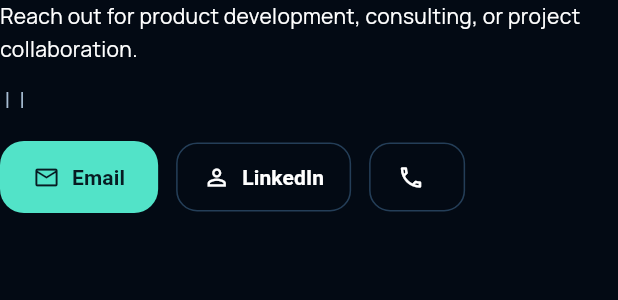
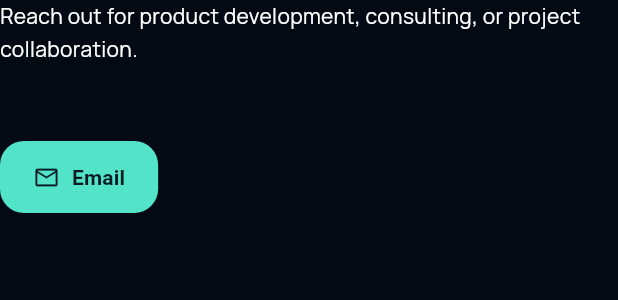
Before and after one commit to BugraKaanSaglam/bugrakaansaglam_website, a Flutter app: the ContactActions widget shown alone on an empty page, opened directly with empty values, on a phone screen of 412 x 824 dp. Shown: the top 300 px of the screen. Run offline on Flutter 3.47's test engine with Material 3 defaults, Android fonts, the phone set to English and light mode, and no system bars; our stand-ins replace easy_localization, go_router, google_fonts.

Commit message:
commit all privicy added

```diff
--- a/assets/translations/en.json
+++ b/assets/translations/en.json
@@ -6,7 +6,7 @@
     "lang_tr": "TR"
   },
   "hero": {
-    "location": "Ankara, Türkiye",
+    "location": "Ankara, Turkey",
     "title": "Shipping production-grade mobile systems across healthcare, real estate, and consumer apps.",
     "subtitle": "Senior cross-platform mobile developer focused on scalable architecture, high-performance UI, backend integrations, deep linking, notifications, and release compliance.",
     "cta_meeting": "Email me",
@@ -47,8 +47,7 @@
   },
   "contact": {
     "lead": "Reach out for product development, consulting, or project collaboration.",
-    "email": "Email",
-    "linkedin": "LinkedIn"
+    "email": "Email"
   },
   "education": {
     "degree": "BSc in Biomedical Engineering",
--- a/assets/translations/tr.json
+++ b/assets/translations/tr.json
@@ -47,8 +47,7 @@
   },
   "contact": {
     "lead": "Ürün geliştirme, danışmanlık veya proje iş birlikleri için ulaşabilirsiniz.",
-    "email": "E-posta",
-    "linkedin": "LinkedIn"
+    "email": "E-posta"
   },
   "education": {
     "degree": "Biyomedikal Mühendisliği Lisans",
--- a/lib/features/portfolio/domain/portfolio_models.dart
+++ b/lib/features/portfolio/domain/portfolio_models.dart
@@ -98,15 +98,9 @@ class PrivacyDoc {
 class ContactInfo {
   const ContactInfo({
     required this.email,
-    required this.phone,
-    required this.location,
-    required this.linkedIn,
   });
 
   final String email;
-  final String phone;
-  final String location;
-  final String linkedIn;
 }
 
 class ReferenceEntry {
@@ -114,15 +108,11 @@ class ReferenceEntry {
     required this.name,
     required this.role,
     required this.comment,
-    this.email,
-    this.phone,
   });
 
   final LocalizedText name;
   final LocalizedText role;
   final LocalizedText comment;
-  final String? email;
-  final String? phone;
 }
 
 class PortfolioContent {
--- a/lib/features/portfolio/presentation/widgets/contact_actions.dart
+++ b/lib/features/portfolio/presentation/widgets/contact_actions.dart
@@ -16,7 +16,6 @@ class ContactActions extends StatelessWidget {
 
   @override
   Widget build(BuildContext context) {
-    final telUrl = 'tel:${contact.phone.replaceAll(' ', '')}';
     Widget buttonBuilder(Widget button) =>
         compact ? SizedBox(width: double.infinity, child: button) : button;
     return Column(
@@ -24,33 +23,8 @@ class ContactActions extends StatelessWidget {
       children: [
         Text(tr('contact.lead')),
         const SizedBox(height: 12),
-        if (compact)
-          Column(
-            crossAxisAlignment: CrossAxisAlignment.start,
-            children: [
-              Text(
-                contact.location,
-                style: Theme.of(
-                  context,
-                ).textTheme.bodyMedium?.copyWith(color: AppTheme.textMuted),
-              ),
-              Text(
-                contact.phone,
-                style: Theme.of(
-                  context,
-                ).textTheme.bodyMedium?.copyWith(color: AppTheme.textMuted),
-              ),
         Text(
           contact.email,
-                style: Theme.of(
-                  context,
-                ).textTheme.bodyMedium?.copyWith(color: AppTheme.textMuted),
-              ),
-            ],
-          )
-        else
-          Text(
-            '${contact.location} | ${contact.phone} | ${contact.email}',
           style: Theme.of(
             context,
           ).textTheme.bodyMedium?.copyWith(color: AppTheme.textMuted),
@@ -69,22 +43,6 @@ class ContactActions extends StatelessWidget {
                   ),
                 ),
               ),
-              const SizedBox(height: 10),
-              buttonBuilder(
-                OutlinedButton.icon(
-                  icon: const Icon(Icons.person_outline),
-                  label: Text(tr('contact.linkedin')),
-                  onPressed: () => openExternalUrl(context, contact.linkedIn),
-                ),
-              ),
-              const SizedBox(height: 10),
-              buttonBuilder(
-                OutlinedButton.icon(
-                  icon: const Icon(Icons.phone_outlined),
-                  label: Text(contact.phone),
-                  onPressed: () => openExternalUrl(context, telUrl),
-                ),
-              ),
             ],
           )
         else
@@ -100,16 +58,6 @@ class ContactActions extends StatelessWidget {
                   'mailto:${contact.email}?subject=Project%20Inquiry',
                 ),
               ),
-              OutlinedButton.icon(
-                icon: const Icon(Icons.person_outline),
-                label: Text(tr('contact.linkedin')),
-                onPressed: () => openExternalUrl(context, contact.linkedIn),
-              ),
-              OutlinedButton.icon(
-                icon: const Icon(Icons.phone_outlined),
-                label: Text(contact.phone),
-                onPressed: () => openExternalUrl(context, telUrl),
-              ),
             ],
           ),
       ],
```
Also changed, not shown: lib/features/portfolio/data/portfolio_content.dart (+3 -8 lines), lib/features/portfolio/presentation/pages/portfolio_page.dart (+0 -12 lines), 1 other file. Lines whose indentation alone changed are shown as unchanged.
